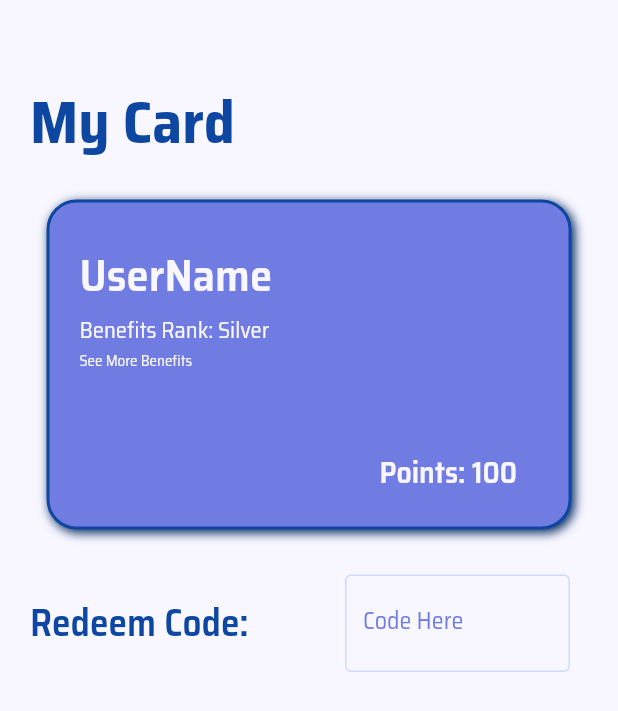
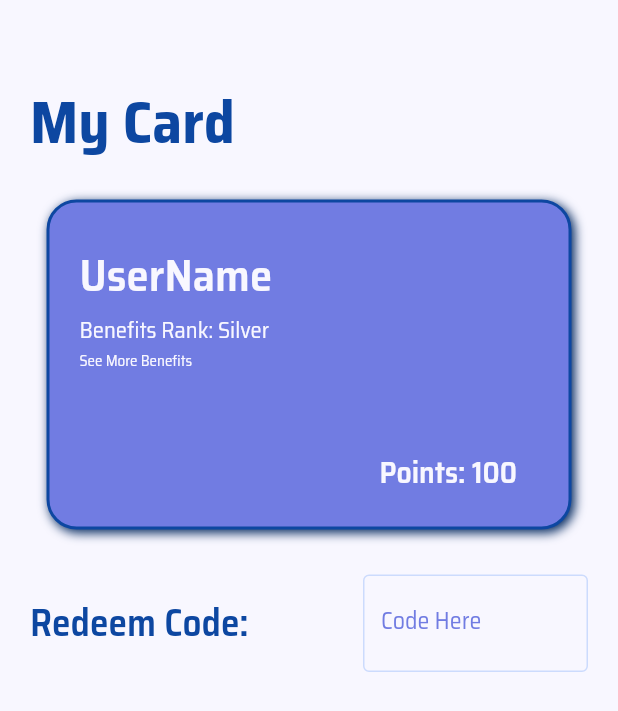
Before and after one commit to AngelaC34/flutter_mall_loyalty_app, a Flutter app: the CardPage screen opened directly, on a phone screen of 412 x 824 dp. Shown: the top 711 px of the screen. Run offline on Flutter 3.47's test engine with Material 2 defaults, Android fonts, the phone set to English and light mode, and no system bars; our stand-ins replace carousel_slider, firebase_auth, firebase_core, font_awesome_flutter, get, percent_indicator; accounts and stored records are empty.

Commit message:
Fixed code padding

```diff
--- a/lib/screens/menus/cardpage.dart
+++ b/lib/screens/menus/cardpage.dart
@@ -118,6 +118,7 @@ class _CardPageState extends State<CardPage> {
                 children: [
                   SizedBox(height: 30.0),
                   Row(
+                    mainAxisAlignment: MainAxisAlignment.spaceBetween,
                     children: [
                       Container(
                         width: 200.0,
@@ -130,9 +131,6 @@ class _CardPageState extends State<CardPage> {
                             color: secondaryColor,
                           ),
                         ),
-                      ),
-                      SizedBox(
-                        width: 10.0,
                       ),
                       SizedBox(
                         width: 150.0,
```
Also changed, not shown: lib/functions/popupcard.dart (+0 -26 lines).
